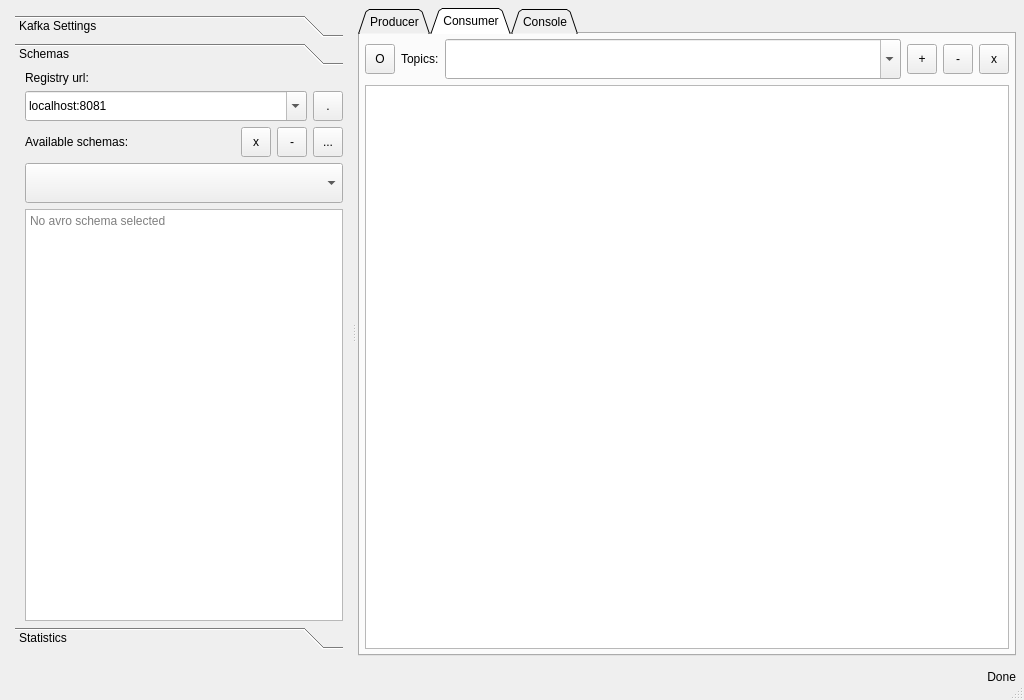
First picture: the form in src/app/kafman/src/main/resources/forms/main_qt_view.ui, repository yorevs/hspylib, before the edit.
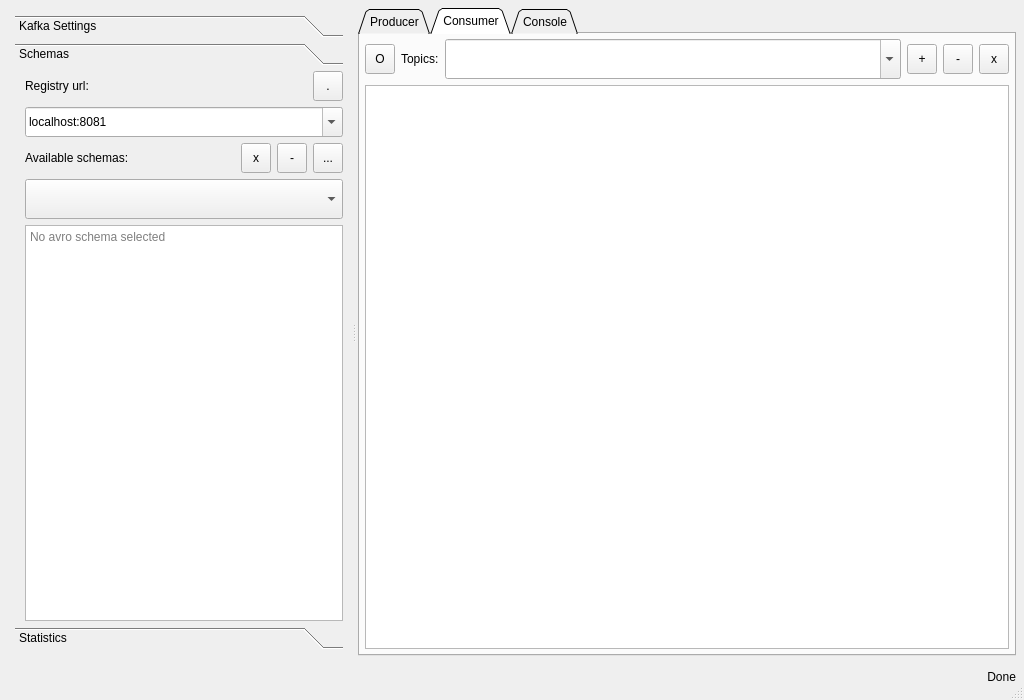
Second picture: the form after the edit. Custom widgets are drawn as their Qt base class.

Diff of the .ui file:
```diff
--- a/src/app/kafman/src/main/resources/forms/main_qt_view.ui
+++ b/src/app/kafman/src/main/resources/forms/main_qt_view.ui
@@ -384,62 +384,6 @@
              <property name="leftMargin">
               <number>10</number>
              </property>
-             <item row="0" column="0" colspan="4">
-              <widget class="QFrame" name="frame">
-               <property name="frameShape">
-                <enum>QFrame::NoFrame</enum>
-               </property>
-               <property name="frameShadow">
-                <enum>QFrame::Plain</enum>
-               </property>
-               <layout class="QGridLayout" name="gridLayout_10">
-                <property name="leftMargin">
-                 <number>0</number>
-                </property>
-                <property name="topMargin">
-                 <number>0</number>
-                </property>
-                <property name="rightMargin">
-                 <number>0</number>
-                </property>
-                <property name="bottomMargin">
-                 <number>0</number>
-                </property>
-                <item row="0" column="0">
-                 <widget class="QLabel" name="label_3">
-                  <property name="text">
-                   <string>Registry url:</string>
-                  </property>
-                 </widget>
-                </item>
-               </layout>
-              </widget>
-             </item>
-             <item row="1" column="3">
-              <widget class="QToolButton" name="tbtn_test_registry_url">
-               <property name="minimumSize">
-                <size>
-                 <width>30</width>
-                 <height>30</height>
-                </size>
-               </property>
-               <property name="maximumSize">
-                <size>
-                 <width>30</width>
-                 <height>30</height>
-                </size>
-               </property>
-               <property name="text">
-                <string>.</string>
-               </property>
-               <property name="iconSize">
-                <size>
-                 <width>24</width>
-                 <height>24</height>
-                </size>
-               </property>
-              </widget>
-             </item>
              <item row="2" column="0">
               <widget class="QLabel" name="label">
                <property name="text">
@@ -497,43 +441,6 @@
                </property>
               </widget>
              </item>
-             <item row="1" column="0" colspan="3">
-              <widget class="HComboBox" name="cmb_registry_url">
-               <property name="sizePolicy">
-                <sizepolicy hsizetype="Expanding" vsizetype="Fixed">
-                 <horstretch>0</horstretch>
-                 <verstretch>0</verstretch>
-                </sizepolicy>
-               </property>
-               <property name="minimumSize">
-                <size>
-                 <width>0</width>
-                 <height>30</height>
-                </size>
-               </property>
-               <property name="layoutDirection">
-                <enum>Qt::LeftToRight</enum>
-               </property>
-               <property name="editable">
-                <bool>true</bool>
-               </property>
-               <property name="currentText">
-                <string>localhost:8081</string>
-               </property>
-               <property name="insertPolicy">
-                <enum>QComboBox::InsertAtTop</enum>
-               </property>
-               <property name="minimumContentsLength">
-                <number>0</number>
-               </property>
-               <property name="iconSize">
-                <size>
-                 <width>24</width>
-                 <height>24</height>
-                </size>
-               </property>
-              </widget>
-             </item>
              <item row="2" column="1">
               <widget class="QToolButton" name="tbtn_desel_schema">
                <property name="minimumSize">
@@ -606,6 +513,75 @@
                </property>
               </widget>
              </item>
+             <item row="0" column="0" colspan="3">
+              <widget class="QLabel" name="label_3">
+               <property name="text">
+                <string>Registry url:</string>
+               </property>
+              </widget>
+             </item>
+             <item row="0" column="3">
+              <widget class="QToolButton" name="tbtn_test_registry_url">
+               <property name="minimumSize">
+                <size>
+                 <width>30</width>
+                 <height>30</height>
+                </size>
+               </property>
+               <property name="maximumSize">
+                <size>
+                 <width>30</width>
+                 <height>30</height>
+                </size>
+               </property>
+               <property name="text">
+                <string>.</string>
+               </property>
+               <property name="iconSize">
+                <size>
+                 <width>24</width>
+                 <height>24</height>
+                </size>
+               </property>
+              </widget>
+             </item>
+             <item row="1" column="0" colspan="4">
+              <widget class="HComboBox" name="cmb_registry_url">
+               <property name="sizePolicy">
+                <sizepolicy hsizetype="Expanding" vsizetype="Fixed">
+                 <horstretch>0</horstretch>
+                 <verstretch>0</verstretch>
+                </sizepolicy>
+               </property>
+               <property name="minimumSize">
+                <size>
+                 <width>0</width>
+                 <height>30</height>
+                </size>
+               </property>
+               <property name="layoutDirection">
+                <enum>Qt::LeftToRight</enum>
+               </property>
+               <property name="editable">
+                <bool>true</bool>
+               </property>
+               <property name="currentText">
+                <string>localhost:8081</string>
+               </property>
+               <property name="insertPolicy">
+                <enum>QComboBox::InsertAtTop</enum>
+               </property>
+               <property name="minimumContentsLength">
+                <number>0</number>
+               </property>
+               <property name="iconSize">
+                <size>
+                 <width>24</width>
+                 <height>24</height>
+                </size>
+               </property>
+              </widget>
+             </item>
             </layout>
            </item>
           </layout>
```
